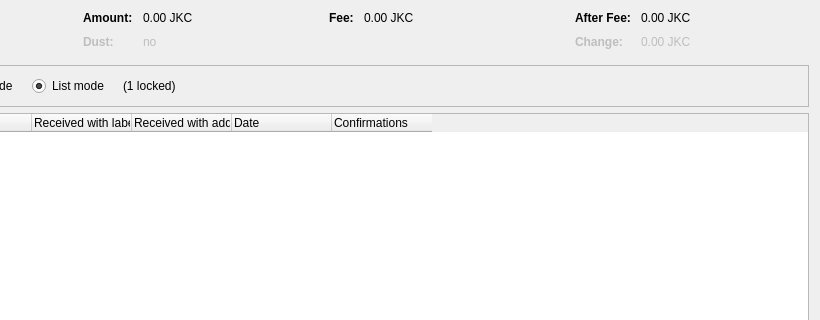
Before: the Qt Designer form src/qt/forms/coincontroldialog.ui in linkcoinproject/linkcoin, drawn with Qt 5; both pictures show x 180 to 1000 and y 0 to 320 of the 1000 by 500 pixel window.
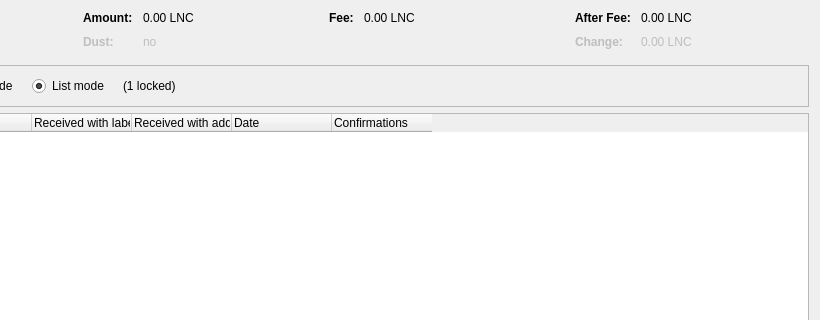
After: the same form once the commit is applied. Custom widgets are drawn as their Qt base class.

What changed in the file:
```diff
--- a/src/qt/forms/coincontroldialog.ui
+++ b/src/qt/forms/coincontroldialog.ui
@@ -132,7 +132,7 @@
           <enum>Qt::ActionsContextMenu</enum>
          </property>
          <property name="text">
-          <string notr="true">0.00 JKC</string>
+          <string notr="true">0.00 LNC</string>
          </property>
          <property name="textInteractionFlags">
           <set>Qt::LinksAccessibleByMouse|Qt::TextSelectableByKeyboard|Qt::TextSelectableByMouse</set>
@@ -212,7 +212,7 @@
           <enum>Qt::ActionsContextMenu</enum>
          </property>
          <property name="text">
-          <string notr="true">0.00 JKC</string>
+          <string notr="true">0.00 LNC</string>
          </property>
          <property name="textInteractionFlags">
           <set>Qt::LinksAccessibleByMouse|Qt::TextSelectableByKeyboard|Qt::TextSelectableByMouse</set>
@@ -257,7 +257,7 @@
           <enum>Qt::ActionsContextMenu</enum>
          </property>
          <property name="text">
-          <string notr="true">0.00 JKC</string>
+          <string notr="true">0.00 LNC</string>
          </property>
          <property name="textInteractionFlags">
           <set>Qt::LinksAccessibleByMouse|Qt::TextSelectableByKeyboard|Qt::TextSelectableByMouse</set>
@@ -292,7 +292,7 @@
           <enum>Qt::ActionsContextMenu</enum>
          </property>
          <property name="text">
-          <string notr="true">0.00 JKC</string>
+          <string notr="true">0.00 LNC</string>
          </property>
          <property name="textInteractionFlags">
           <set>Qt::LinksAccessibleByMouse|Qt::TextSelectableByKeyboard|Qt::TextSelectableByMouse</set>
```
